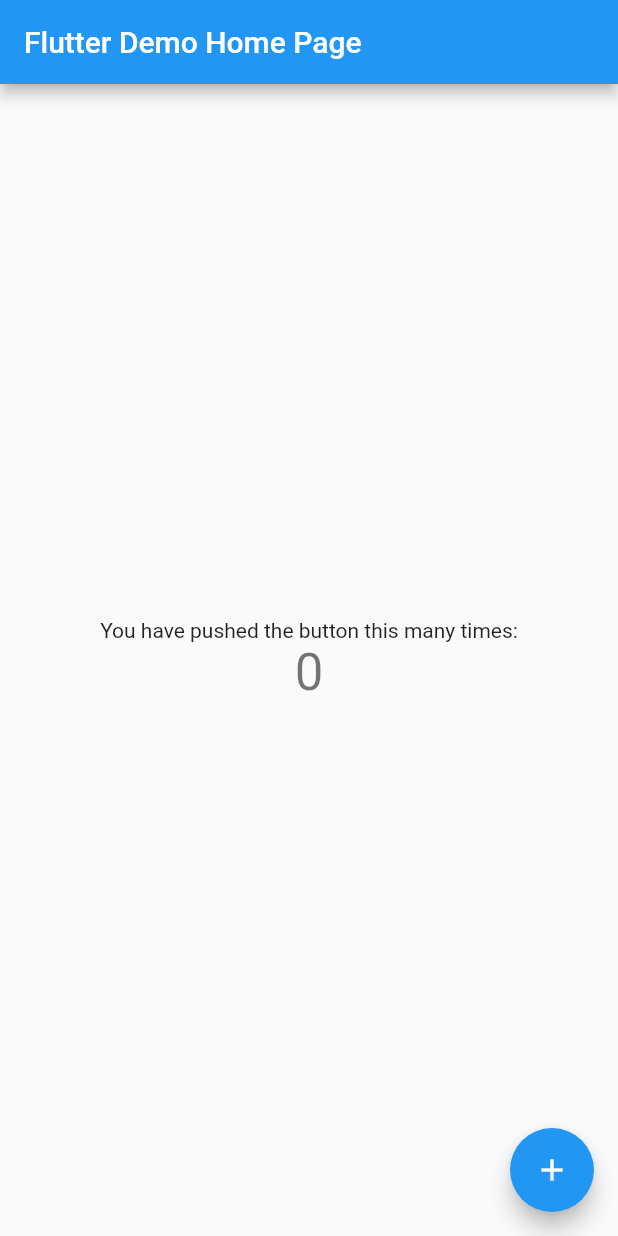
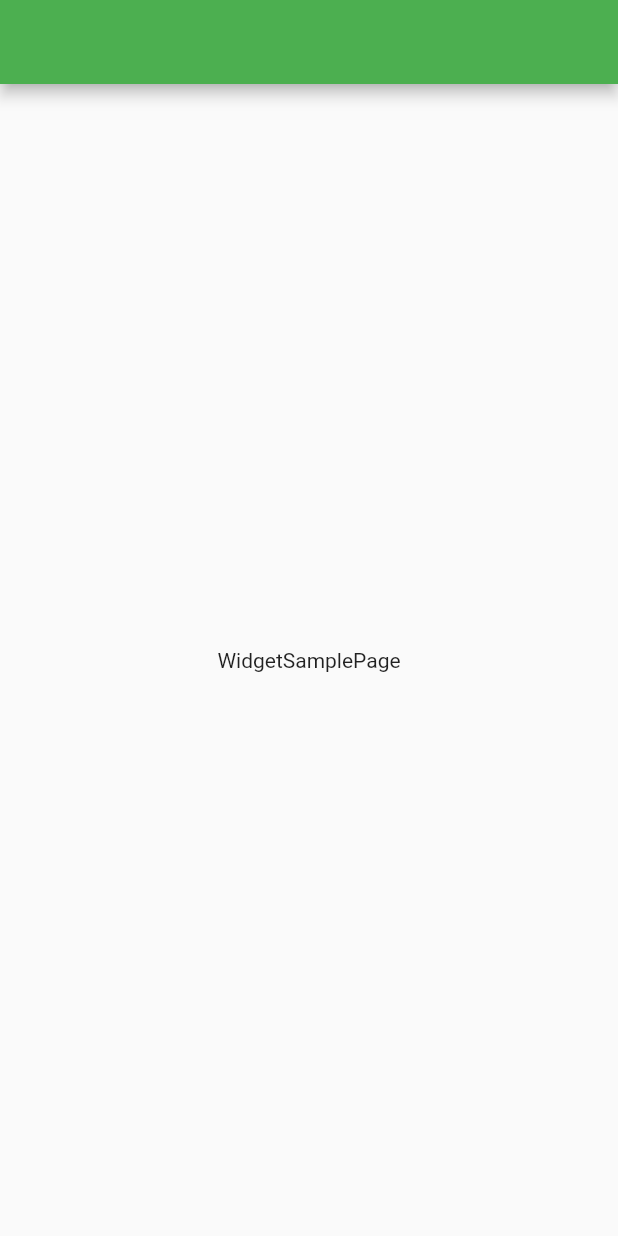
Before and after one commit to ayukatawago/flutter_sample, a Flutter app: the screen it shows after launch, on a phone screen of 412 x 824 dp. Run offline on Flutter 3.47's test engine with Material 2 defaults, Android fonts, the phone set to English and light mode, and no system bars.

Commit message:
Restructure Flutter app

```diff
--- a/lib/main.dart
+++ b/lib/main.dart
@@ -1,117 +1,7 @@
 import 'package:flutter/material.dart';
 
+import 'sample_app.dart';
+
 void main() {
-  runApp(MyApp());
+  runApp(SampleApp());
 }
-
-class MyApp extends StatelessWidget {
-  // This widget is the root of your application.
-  @override
-  Widget build(BuildContext context) {
-    return MaterialApp(
-      title: 'Flutter Demo',
-      theme: ThemeData(
-        // This is the theme of your application.
-        //
-        // Try running your application with "flutter run". You'll see the
-        // application has a blue toolbar. Then, without quitting the app, try
-        // changing the primarySwatch below to Colors.green and then invoke
-        // "hot reload" (press "r" in the console where you ran "flutter run",
-        // or simply save your changes to "hot reload" in a Flutter IDE).
-        // Notice that the counter didn't reset back to zero; the application
-        // is not restarted.
-        primarySwatch: Colors.blue,
-        // This makes the visual density adapt to the platform that you run
-        // the app on. For desktop platforms, the controls will be smaller and
-        // closer together (more dense) than on mobile platforms.
-        visualDensity: VisualDensity.adaptivePlatformDensity,
-      ),
-      home: MyHomePage(title: 'Flutter Demo Home Page'),
-    );
-  }
-}
-
-class MyHomePage extends StatefulWidget {
-  MyHomePage({Key key, this.title}) : super(key: key);
-
-  // This widget is the home page of your application. It is stateful, meaning
-  // that it has a State object (defined below) that contains fields that affect
-  // how it looks.
-
-  // This class is the configuration for the state. It holds the values (in this
-  // case the title) provided by the parent (in this case the App widget) and
-  // used by the build method of the State. Fields in a Widget subclass are
-  // always marked "final".
-
-  final String title;
-
-  @override
-  _MyHomePageState createState() => _MyHomePageState();
-}
-
-class _MyHomePageState extends State<MyHomePage> {
-  int _counter = 0;
-
-  void _incrementCounter() {
-    setState(() {
-      // This call to setState tells the Flutter framework that something has
-      // changed in this State, which causes it to rerun the build method below
-      // so that the display can reflect the updated values. If we changed
-      // _counter without calling setState(), then the build method would not be
-      // called again, and so nothing would appear to happen.
-      _counter++;
-    });
-  }
-
-  @override
-  Widget build(BuildContext context) {
-    // This method is rerun every time setState is called, for instance as done
-    // by the _incrementCounter method above.
-    //
-    // The Flutter framework has been optimized to make rerunning build methods
-    // fast, so that you can just rebuild anything that needs updating rather
-    // than having to individually change instances of widgets.
-    return Scaffold(
-      appBar: AppBar(
-        // Here we take the value from the MyHomePage object that was created by
-        // the App.build method, and use it to set our appbar title.
-        title: Text(widget.title),
-      ),
-      body: Center(
-        // Center is a layout widget. It takes a single child and positions it
-        // in the middle of the parent.
-        child: Column(
-          // Column is also a layout widget. It takes a list of children and
-          // arranges them vertically. By default, it sizes itself to fit its
-          // children horizontally, and tries to be as tall as its parent.
-          //
-          // Invoke "debug painting" (press "p" in the console, choose the
-          // "Toggle Debug Paint" action from the Flutter Inspector in Android
-          // Studio, or the "Toggle Debug Paint" command in Visual Studio Code)
-          // to see the wireframe for each widget.
-          //
-          // Column has various properties to control how it sizes itself and
-          // how it positions its children. Here we use mainAxisAlignment to
-          // center the children vertically; the main axis here is the vertical
-          // axis because Columns are vertical (the cross axis would be
-          // horizontal).
-          mainAxisAlignment: MainAxisAlignment.center,
-          children: <Widget>[
-            Text(
-              'You have pushed the button this many times:',
-            ),
-            Text(
-              '$_counter',
-              style: Theme.of(context).textTheme.headline4,
-            ),
-          ],
-        ),
-      ),
-      floatingActionButton: FloatingActionButton(
-        onPressed: _incrementCounter,
-        tooltip: 'Increment',
-        child: Icon(Icons.add),
-      ), // This trailing comma makes auto-formatting nicer for build methods.
-    );
-  }
-}
--- /dev/null
+++ b/lib/sample_app.dart
@@ -0,0 +1,18 @@
+import 'package:flutter/material.dart';
+
+import 'widgets/widget_sample_page.dart';
+
+/// Sample Flutter App
+class SampleApp extends StatelessWidget {
+  @override
+  Widget build(BuildContext context) {
+    return MaterialApp(
+      title: 'Flutter Sample',
+      theme: ThemeData(
+        primarySwatch: Colors.green,
+        visualDensity: VisualDensity.adaptivePlatformDensity,
+      ),
+      home: WidgetSampleMainPage(title: 'Flutter Sample'),
+    );
+  }
+}
--- /dev/null
+++ b/lib/widgets/widget_sample_page.dart
@@ -0,0 +1,27 @@
+import 'package:flutter/material.dart';
+
+/// Widget sample page
+class WidgetSampleMainPage extends StatefulWidget {
+  /// Constructor
+  WidgetSampleMainPage({Key key, this.title}) : super(key: key);
+
+  /// Title
+  final String title;
+
+  @override
+  _WidgetSampleMainPageState createState() => _WidgetSampleMainPageState();
+}
+
+class _WidgetSampleMainPageState extends State<WidgetSampleMainPage> {
+  @override
+  Widget build(BuildContext context) {
+    return Scaffold(
+      appBar: AppBar(
+        title: Text(""),
+      ),
+      body: Center(
+        child: Text("WidgetSamplePage"),
+      ),
+    );
+  }
+}
```
